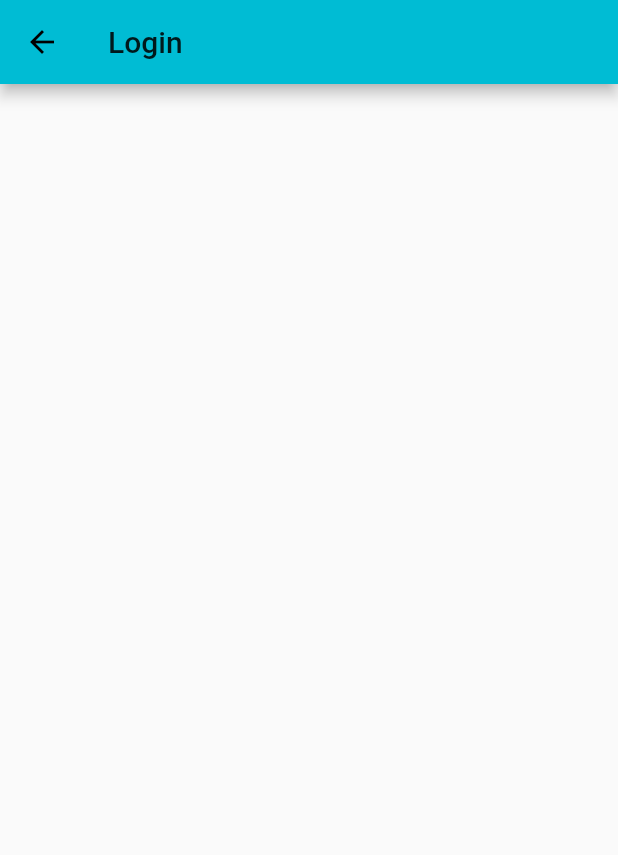
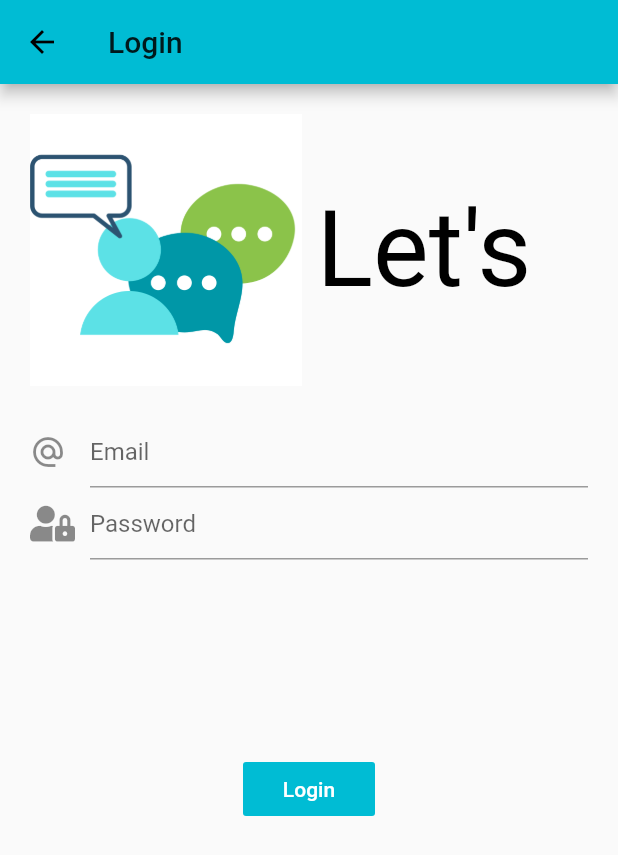
Before and after one commit to RavinduDON/Flutter_App_Test_Chat-, a Flutter app: the AuthScreen screen opened by its route, on a phone screen of 412 x 824 dp. Shown: the top 855 px of the screen. Run offline on Flutter 3.47's test engine with Material 2 defaults, Android fonts, the phone set to English and light mode, and no system bars; our stand-ins replace animated_text_kit, font_awesome_flutter.

Commit message:
Loggin page done

```diff
--- a/lib/Screens/auth_screen.dart
+++ b/lib/Screens/auth_screen.dart
@@ -1,19 +1,19 @@
+import 'package:animated_text_kit/animated_text_kit.dart';
 import 'package:flutter/material.dart';
+import 'package:flutter_app_practice/constants.dart';
+import 'package:font_awesome_flutter/font_awesome_flutter.dart';
 
-class AuthScreen extends StatefulWidget{
-
-  static final routeName='/auth';
+class AuthScreen extends StatefulWidget {
+  static final routeName = '/auth';
   final bool isLogin;
-
 
   AuthScreen(this.isLogin);
 
   @override
   _AuthScreenState createState() => _AuthScreenState();
+}
 
-
-}
-class _AuthScreenState extends State<AuthScreen>{
+class _AuthScreenState extends State<AuthScreen> {
   @override
   Widget build(BuildContext context) {
     // TODO: implement build
@@ -21,7 +21,71 @@ class _AuthScreenState extends State<AuthScreen>{
       appBar: AppBar(
         title: Text('Login'),
       ),
+      body: Padding(
+        padding:  EdgeInsets.all(kLargeMargin),
+        child: Column(
+          children: <Widget>[
+            Flexible(
+              child: Row(
+                children: <Widget>[
+                  Expanded(
+                    child: Image(
+                      image: AssetImage('images/Logo.png'),
+                    ),
+                  ),
+                  SizedBox(
+                    width: kSmallMargin,
+                  ),
+                  Expanded(
+                    child: ScaleAnimatedTextKit(
+                      repeatForever: true,
+                      text: [
+                        "Let's",
+                        "Login",
+                      ],
+                      textStyle: TextStyle(
+                          fontSize: 70.0,
+                          color: Colors.black
+                      ),
+                    ),
+                  ),
+                ],
+              ),
+            ),
+            SizedBox(
+              height: kLargeMargin,
+            ),
+            TextField(
+              keyboardType: TextInputType.emailAddress,
+              decoration: InputDecoration(
+                hintText: 'Email',
+                icon: Icon(Icons.alternate_email)
+              ),
+            ),
+            TextField(
+              obscureText: true,
+              decoration: InputDecoration(
+                hintText: 'Password',
+                icon: Icon(FontAwesomeIcons.userLock),
+              ),
+            ),
+            Expanded(
+              child: Column(
+                mainAxisAlignment: MainAxisAlignment.center,
+                crossAxisAlignment: CrossAxisAlignment.center,
+                children: <Widget>[
+                  FlatButton(
+                    color: Theme.of(context).primaryColor,
+                    splashColor: Theme.of(context).accentColor,
+                    child: Text('Login',style: TextStyle(color: Colors.white),),
+                    onPressed: (){},
+                  ),
+                ],
+              ),
+            ),
+          ],
+        ),
+      ),
     );
   }
-
 }
--- a/pubspec.yaml
+++ b/pubspec.yaml
@@ -27,6 +27,7 @@ dependencies:
   animated_text_kit: ^3.1.0
   firebase_auth: ^0.20.0+1
   cloud_firestore: ^0.16.0
+  font_awesome_flutter: ^8.11.0
   # The following adds the Cupertino Icons font to your application.
   # Use with the CupertinoIcons class for iOS style icons.
   cupertino_icons: ^1.0.1
```
Also changed, not shown: pubspec.lock.
